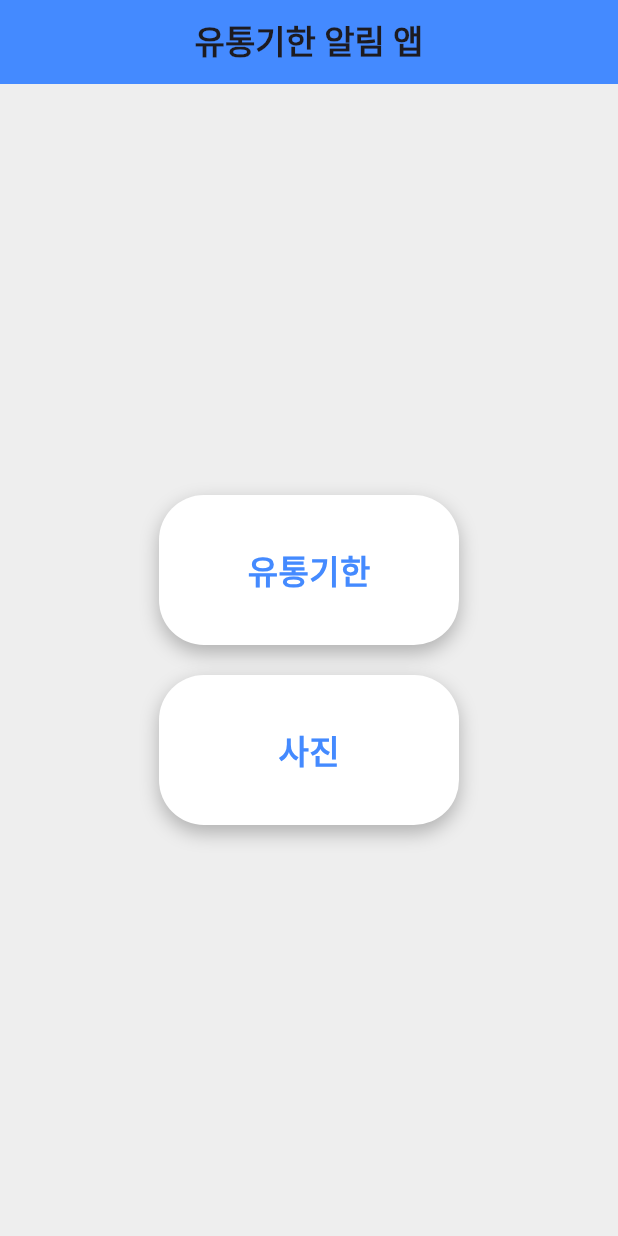
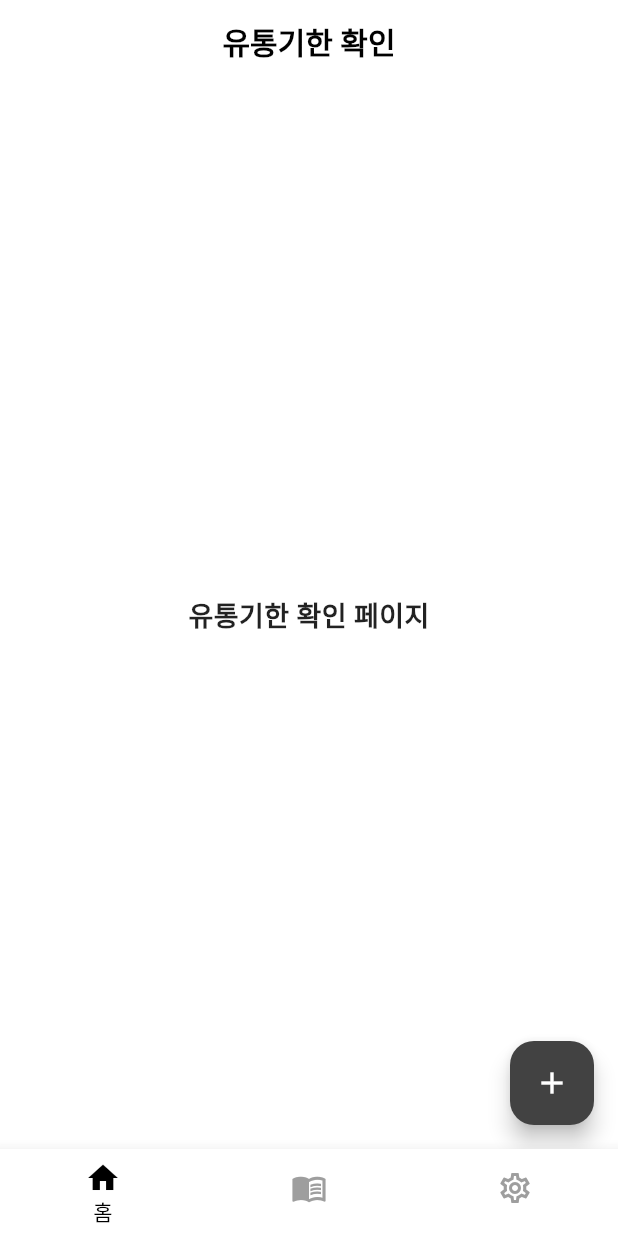
Before and after one commit to JunYoung00/Expiration-date, a Flutter app: the screen it shows after launch, on a phone screen of 412 x 824 dp. Run offline on Flutter 3.47's test engine with Material 3 defaults, Android fonts, the phone set to English and light mode, and no system bars; our stand-ins replace device_info_plus, flutter_local_notifications, package_info_plus, permission_handler, shared_preferences.

Commit message:
Add files via upload

```diff
--- a/lib/main.dart
+++ b/lib/main.dart
@@ -1,75 +1,126 @@
 import 'package:flutter/material.dart';
+import 'package:shared_preferences/shared_preferences.dart';
+import 'pages/home_page.dart';
 import 'package:flutter_local_notifications/flutter_local_notifications.dart';
-import 'package:permission_handler/permission_handler.dart';
-import 'package:device_info_plus/device_info_plus.dart';
-import 'pages/home_page.dart';
 
 final FlutterLocalNotificationsPlugin flutterLocalNotificationsPlugin =
 FlutterLocalNotificationsPlugin();
 
 void main() async {
-  WidgetsFlutterBinding.ensureInitialized();
-  await initializeNotifications();
-  await requestNotificationPermission();
-
-  runApp(MyApp());
-
-  // 앱 실행 시 테스트용 알림 실행
-  // testDummyExpirationAlert();
+  WidgetsFlutterBinding.ensureInitialized(); // Flutter 엔진 초기화
+  SharedPreferences prefs = await SharedPreferences.getInstance(); // 저장된 값 불러오기
+  bool isDarkMode = prefs.getBool('isDarkMode') ?? false; // 저장된 테마값 읽기
+  runApp(MyApp(isDarkMode: isDarkMode)); // 읽은 테마값 넘기기
 }
 
-class MyApp extends StatelessWidget {
+class MyApp extends StatefulWidget {
+  final bool isDarkMode; // 처음 받을 때 다크모드 여부
+
+  MyApp({required this.isDarkMode});
+
+  @override
+  State<MyApp> createState() => _MyAppState();
+}
+
+class _MyAppState extends State<MyApp> {
+  late ThemeMode _themeMode;
+  late SharedPreferences _prefs;
+
+  @override
+  void initState() {
+    super.initState();
+    _themeMode = widget.isDarkMode ? ThemeMode.dark : ThemeMode.light; // 최초 테마 적용
+    _loadPrefs(); // SharedPreferences 준비
+  }
+
+  Future<void> _loadPrefs() async {
+    _prefs = await SharedPreferences.getInstance();
+  }
+
+  void toggleTheme(ThemeMode mode) async {
+    setState(() {
+      _themeMode = mode;
+    });
+    if (mode == ThemeMode.dark) {
+      await _prefs.setBool('isDarkMode', true);
+    } else {
+      await _prefs.setBool('isDarkMode', false);
+    }
+  }
+
   @override
   Widget build(BuildContext context) {
-    return MaterialApp(
-      debugShowCheckedModeBanner: false,
-      theme: ThemeData(
-        primarySwatch: Colors.blue,
-        scaffoldBackgroundColor: Colors.grey[200],
+    return AnimatedTheme(
+      data: _themeMode == ThemeMode.dark ? _darkTheme() : _lightTheme(),
+      duration: Duration(milliseconds: 300), // 전환 애니메이션 속도
+      child: MaterialApp(
+        debugShowCheckedModeBanner: false,
+        themeMode: _themeMode,
+        theme: _lightTheme(),
+        darkTheme: _darkTheme(),
+        home: HomePage(toggleTheme: toggleTheme),
       ),
-      home: HomePage(),
     );
   }
-}
 
-// ✅ 알림 초기화
-Future<void> initializeNotifications() async {
-  const AndroidInitializationSettings initializationSettingsAndroid =
-  AndroidInitializationSettings('@mipmap/ic_launcher');
 
-  const InitializationSettings initializationSettings =
-  InitializationSettings(android: initializationSettingsAndroid);
-
-  await flutterLocalNotificationsPlugin.initialize(initializationSettings);
-}
-
-// ✅ Android 13 이상에서 알림 권한 요청
-Future<void> requestNotificationPermission() async {
-  final deviceInfo = await DeviceInfoPlugin().androidInfo;
-  if (deviceInfo.version.sdkInt >= 33) {
-    var status = await Permission.notification.status;
-    if (!status.isGranted) {
-      await Permission.notification.request();
-    }
-  }
-}
-
-// ✅ 알림 보내는 함수
-Future<void> showExpirationNotification(String itemName, int daysLeft) async {
-  const AndroidNotificationDetails androidDetails = AndroidNotificationDetails(
-    'expiration_channel',
-    '유통기한 알림',
-    channelDescription: '유통기한이 임박한 품목에 대한 알림',
-    importance: Importance.max,
-    priority: Priority.high,
+  // 라이트 테마
+  ThemeData _lightTheme() => ThemeData(
+    scaffoldBackgroundColor: Colors.white,
+    appBarTheme: AppBarTheme(
+      backgroundColor: Colors.white,
+      elevation: 0,
+      iconTheme: IconThemeData(color: Colors.black),
+      titleTextStyle: TextStyle(color: Colors.black, fontSize: 20, fontWeight: FontWeight.w600),
+    ),
+    textTheme: TextTheme(
+      bodyMedium: TextStyle(color: Colors.black87),
+    ),
+    bottomNavigationBarTheme: BottomNavigationBarThemeData(
+      backgroundColor: Colors.white,
+      selectedItemColor: Colors.black,
+      unselectedItemColor: Colors.grey,
+      selectedLabelStyle: TextStyle(color: Colors.black),
+      unselectedLabelStyle: TextStyle(color: Colors.grey),
+      selectedIconTheme: IconThemeData(color: Colors.black),
+      unselectedIconTheme: IconThemeData(color: Colors.grey),
+    ),
+    floatingActionButtonTheme: FloatingActionButtonThemeData(
+      backgroundColor: Colors.black,
+      foregroundColor: Colors.white,
+    ),
+    colorScheme: ColorScheme.light(
+      primary: Colors.black,
+    ),
   );
 
-  const NotificationDetails platformDetails = NotificationDetails(android: androidDetails);
-
-  await flutterLocalNotificationsPlugin.show(
-    0,
-    '$itemName 유통기한 주의',
-    '$daysLeft일 남았습니다!',
-    platformDetails,
+  // 다크 테마
+  ThemeData _darkTheme() => ThemeData(
+    scaffoldBackgroundColor: Colors.black,
+    appBarTheme: AppBarTheme(
+      backgroundColor: Colors.black,
+      elevation: 0,
+      iconTheme: IconThemeData(color: Colors.white),
+      titleTextStyle: TextStyle(color: Colors.white, fontSize: 20, fontWeight: FontWeight.w600),
+    ),
+    textTheme: TextTheme(
+      bodyMedium: TextStyle(color: Colors.white70),
+    ),
+    bottomNavigationBarTheme: BottomNavigationBarThemeData(
+      backgroundColor: Colors.black,
+      selectedItemColor: Colors.white,
+      unselectedItemColor: Colors.grey,
+      selectedLabelStyle: TextStyle(color: Colors.white),
+      unselectedLabelStyle: TextStyle(color: Colors.grey),
+      selectedIconTheme: IconThemeData(color: Colors.white),
+      unselectedIconTheme: IconThemeData(color: Colors.grey),
+    ),
+    floatingActionButtonTheme: FloatingActionButtonThemeData(
+      backgroundColor: Colors.white,
+      foregroundColor: Colors.black,
+    ),
+    colorScheme: ColorScheme.dark(
+      primary: Colors.white,
+    ),
   );
 }
--- a/lib/pages/expiration_date_page.dart
+++ b/lib/pages/expiration_date_page.dart
@@ -1,108 +1,130 @@
 import 'package:flutter/material.dart';
-import 'calorie_calculator_page.dart';
-import 'settings_page.dart';
-import 'camera_page.dart';
-import '../notifications/notification_service.dart'; // ✅ 알림 서비스 import
 
 class ExpirationDatePage extends StatefulWidget {
   @override
   _ExpirationDatePageState createState() => _ExpirationDatePageState();
 }
 
-class _ExpirationDatePageState extends State<ExpirationDatePage> {
-  int _selectedIndex = 0;
+class _ExpirationDatePageState extends State<ExpirationDatePage> with TickerProviderStateMixin {
+  bool _isExpanded = false;
+  late AnimationController _cameraController;
+  late AnimationController _searchController;
+  late Animation<Offset> _cameraOffsetAnimation;
+  late Animation<Offset> _searchOffsetAnimation;
+  late Animation<double> _cameraOpacity;
+  late Animation<double> _searchOpacity;
 
-  void _onItemTapped(int index) {
+  @override
+  void initState() {
+    super.initState();
+
+    _cameraController = AnimationController(
+      vsync: this,
+      duration: Duration(milliseconds: 300),
+    );
+
+    _searchController = AnimationController(
+      vsync: this,
+      duration: Duration(milliseconds: 300),
+    );
+
+    _cameraOffsetAnimation = Tween<Offset>(
+      begin: Offset(0, 0),
+      end: Offset(0, -1.2),
+    ).animate(CurvedAnimation(parent: _cameraController, curve: Curves.easeOut));
+
+    _searchOffsetAnimation = Tween<Offset>(
+      begin: Offset(0, 0),
+      end: Offset(0, -2.4),
+    ).animate(CurvedAnimation(parent: _searchController, curve: Curves.easeOut));
+
+    _cameraOpacity = Tween<double>(begin: 0.0, end: 1.0).animate(_cameraController);
+    _searchOpacity = Tween<double>(begin: 0.0, end: 1.0).animate(_searchController);
+  }
+
+  @override
+  void dispose() {
+    _cameraController.dispose();
+    _searchController.dispose();
+    super.dispose();
+  }
+
+  void _toggleExpand() async {
+    if (_isExpanded) {
+      _searchController.reverse();
+      _cameraController.reverse();
+    } else {
+      _cameraController.forward();
+      _searchController.forward();
+    }
     setState(() {
-      _selectedIndex = index;
+      _isExpanded = !_isExpanded;
     });
-    if (index == 1) {
-      Navigator.push(context, MaterialPageRoute(builder: (context) => CalorieCalculatorPage()));
-    } else if (index == 2) {
-      Navigator.push(context, MaterialPageRoute(builder: (context) => SettingsPage()));
+  }
+
+
+  void _collapseIfExpanded() async {
+    if (_isExpanded) {
+      await _searchController.reverse();
+      await _cameraController.reverse();
+      setState(() {
+        _isExpanded = false;
+      });
     }
   }
 
   @override
   Widget build(BuildContext context) {
-    return Scaffold(
-      appBar: AppBar(
-        title: Text('유통기한 확인', style: TextStyle(fontWeight: FontWeight.bold)),
-        centerTitle: true,
-        backgroundColor: Colors.blueAccent,
-        automaticallyImplyLeading: false,
+    return GestureDetector(
+      onTap: _collapseIfExpanded,
+      child: Scaffold(
+        body: Center(
+          child: Text(
+            '유통기한 확인 페이지',
+            style: TextStyle(fontSize: 18, fontWeight: FontWeight.bold),
           ),
-      body: Stack(
+        ),
+        floatingActionButton: Stack(
+          alignment: Alignment.bottomRight,
           children: [
-          Column(
-            children: [
-              Padding(
-                padding: const EdgeInsets.all(8.0),
-                child: TextField(
-                  decoration: InputDecoration(
-                    hintText: '품목 검색',
-                    prefixIcon: Icon(Icons.search, color: Colors.blueAccent),
-                    filled: true,
-                    fillColor: Colors.white,
-                    border: OutlineInputBorder(
-                      borderRadius: BorderRadius.circular(15),
-                      borderSide: BorderSide.none,
+            FadeTransition(
+              opacity: _searchOpacity,
+              child: SlideTransition(
+                position: _searchOffsetAnimation,
+                child: FloatingActionButton(
+                  heroTag: "searchButton",
+                  onPressed: () {
+                    print('검색 버튼 클릭');
+                  },
+                  backgroundColor: Colors.grey[700],
+                  child: Icon(Icons.search),
                 ),
               ),
             ),
-              ),
-              // ✅ 테스트용 알림 버튼 추가
-              Padding(
-                padding: const EdgeInsets.symmetric(horizontal: 16.0),
-                child: ElevatedButton(
+            SizedBox(height: 20),
+            FadeTransition(
+              opacity: _cameraOpacity,
+              child: SlideTransition(
+                position: _cameraOffsetAnimation,
+                child: FloatingActionButton(
+                  heroTag: "cameraButton",
                   onPressed: () {
-                    NotificationService.testDummyExpirationAlert(); // 알림 호출
+                    print('카메라 버튼 클릭');
                   },
-                  child: Text('유통기한 테스트 알림 보내기'),
-                  style: ElevatedButton.styleFrom(
-                    backgroundColor: Colors.blueAccent,
-                    foregroundColor: Colors.white,
-                    shape: RoundedRectangleBorder(
-                      borderRadius: BorderRadius.circular(15),
+                  backgroundColor: Colors.grey[700],
+                  child: Icon(Icons.camera_alt),
                 ),
               ),
             ),
-              ),
-              Expanded(
-                child: Center(
-                  child: Text('유통기한 정보 표시 페이지', style: TextStyle(fontSize: 18, fontWeight: FontWeight.bold)),
-                ),
+            SizedBox(height: 20),
+            FloatingActionButton(
+              heroTag: "mainButton",
+              onPressed: _toggleExpand,
+              backgroundColor: Colors.grey[800],
+              child: Icon(_isExpanded ? Icons.close : Icons.add),
             ),
           ],
         ),
-          Positioned(
-            bottom: 40,
-            right: 20,
-            child: FloatingActionButton(
-              onPressed: () {
-                Navigator.push(
-                  context,
-                  MaterialPageRoute(builder: (context) => CameraPage()),
-                );
-              },
-              child: Icon(Icons.camera_alt),
-              backgroundColor: Colors.blueAccent,
-            ),
-          ),
-        ],
-      ),
-      bottomNavigationBar: BottomNavigationBar(
-        currentIndex: _selectedIndex,
-        selectedItemColor: Colors.blueAccent,
-        unselectedItemColor: Colors.grey,
-        showSelectedLabels: true,
-        showUnselectedLabels: false,
-        onTap: _onItemTapped,
-        items: [
-          BottomNavigationBarItem(icon: Icon(Icons.home), label: '홈'),
-          BottomNavigationBarItem(icon: Icon(Icons.calculate), label: '칼로리 계산'),
-          BottomNavigationBarItem(icon: Icon(Icons.settings), label: '설정'),
-        ],
       ),
     );
   }
--- a/lib/pages/home_page.dart
+++ b/lib/pages/home_page.dart
@@ -1,38 +1,104 @@
 import 'package:flutter/material.dart';
 import 'expiration_date_page.dart';
-import 'camera_page.dart';
-import '../widgets/rounded_button.dart';
+import 'recipe_page.dart';
+import 'settings_page.dart';
 
-class HomePage extends StatelessWidget {
+class HomePage extends StatefulWidget {
+  final Function(ThemeMode) toggleTheme;
+
+  HomePage({required this.toggleTheme});
+
+  @override
+  _HomePageState createState() => _HomePageState();
+}
+
+class _HomePageState extends State<HomePage> {
+  int _selectedIndex = 0;
+  late PageController _pageController;
+
+  @override
+  void initState() {
+    super.initState();
+    _pageController = PageController(initialPage: _selectedIndex);
+  }
+
+  @override
+  void dispose() {
+    _pageController.dispose();
+    super.dispose();
+  }
+
+  void _onItemTapped(int index) {
+    setState(() {
+      _selectedIndex = index;
+    });
+    _pageController.animateToPage(
+      index,
+      duration: Duration(milliseconds: 300),
+      curve: Curves.easeInOut,
+    );
+  }
+
+  void _onPageChanged(int index) {
+    setState(() {
+      _selectedIndex = index;
+    });
+  }
+
+  void _moveToPage(int index) {
+    _pageController.animateToPage(
+      index,
+      duration: Duration(milliseconds: 300),
+      curve: Curves.easeInOut,
+    );
+  }
+
   @override
   Widget build(BuildContext context) {
     return Scaffold(
       appBar: AppBar(
-        title: Text('유통기한 알림 앱', style: TextStyle(fontWeight: FontWeight.bold)),
+        title: Text(
+          _selectedIndex == 0
+              ? '유통기한 확인'
+              : _selectedIndex == 1
+              ? '칼로리 계산'
+              : '설정',
+          style: TextStyle(fontWeight: FontWeight.bold),
+        ),
         centerTitle: true,
-        backgroundColor: Colors.blueAccent,
+        automaticallyImplyLeading: false
       ),
-      body: Center(
-        child: Column(
-          mainAxisAlignment: MainAxisAlignment.center,
+      body: PageView(
+        controller: _pageController,
+        onPageChanged: _onPageChanged,
         children: [
-            RoundedButton(
-              text: '유통기한',
-              onTap: () => Navigator.push(
-                context,
-                MaterialPageRoute(builder: (context) => ExpirationDatePage()),
+          ExpirationDatePage(),
+          RecipePage(),
+          SettingsPage(toggleTheme: widget.toggleTheme),
+        ],
       ),
+      bottomNavigationBar: BottomNavigationBar(
+        currentIndex: _selectedIndex,
+        onTap: _onItemTapped,
+        showSelectedLabels: true,
+        showUnselectedLabels: false,
+        items: const [
+          BottomNavigationBarItem(
+            icon: Icon(Icons.home_outlined),
+            activeIcon: Icon(Icons.home),
+            label: '홈',
           ),
-            SizedBox(height: 20),
-            RoundedButton(
-              text: '사진',
-              onTap: () => Navigator.push(
-                context,
-                MaterialPageRoute(builder: (context) => CameraPage()),
+          BottomNavigationBarItem(
+            icon: Icon(Icons.menu_book_outlined),
+            activeIcon: Icon(Icons.menu_book),
+            label: '레시피',
           ),
+          BottomNavigationBarItem(
+            icon: Icon(Icons.settings_outlined),
+            activeIcon: Icon(Icons.settings),
+            label: '설정',
           ),
         ],
-        ),
       ),
     );
   }
--- a/lib/widgets/rounded_button.dart
+++ b/lib/widgets/rounded_button.dart
@@ -11,23 +11,24 @@ class RoundedButton extends StatelessWidget {
     return GestureDetector(
       onTap: onTap,
       child: Container(
-        width: 200,
-        height: 100,
+        width: 250,
+        height: 60,
         decoration: BoxDecoration(
           color: Colors.white,
           borderRadius: BorderRadius.circular(30),
-          boxShadow: [
-            BoxShadow(
-              color: Colors.black26,
-              blurRadius: 10,
-              offset: Offset(0, 5),
-            ),
-          ],
+          border: Border.all(
+            color: Colors.grey.shade400,
+            width: 1.5,
+          ),
         ),
         alignment: Alignment.center,
         child: Text(
           text,
-          style: TextStyle(fontSize: 22, fontWeight: FontWeight.bold, color: Colors.blueAccent),
+          style: TextStyle(
+            fontSize: 18,
+            fontWeight: FontWeight.w600,
+            color: Colors.black87,
+          ),
         ),
       ),
     );
--- a/pubspec.yaml
+++ b/pubspec.yaml
@@ -28,6 +28,7 @@ environment:
 # the latest version available on pub.dev. To see which dependencies have newer
 # versions available, run `flutter pub outdated`.
 dependencies:
+
   flutter:
     sdk: flutter
 
@@ -37,8 +38,9 @@ dependencies:
 
   flutter_local_notifications: ^17.0.0
   permission_handler: ^11.1.0
-  device_info_plus: ^10.1.0
-
+  device_info_plus: ^9.1.2
+  shared_preferences: ^2.2.2
+  package_info_plus: ^5.0.1
 dev_dependencies:
   flutter_test:
     sdk: flutter
```
Also changed, not shown: lib/pages/recipe_page.dart (added, +15 -0 lines), lib/pages/settings_page.dart (+100 -39 lines), 24 other files. Lines whose indentation alone changed are shown as unchanged.
